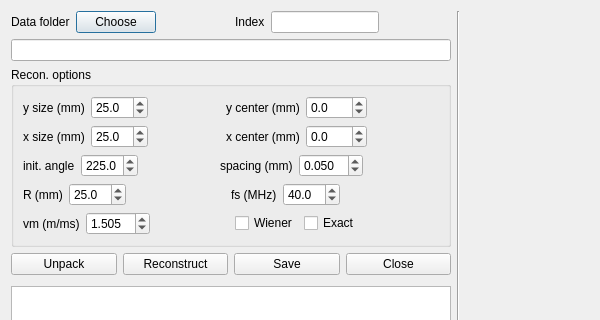
Qt form fieldToolDialog.ui (lirenzhucn/PACT_code_v2) before a commit; both pictures show x 0 to 600 and y 0 to 320 of the 957 by 482 pixel window.
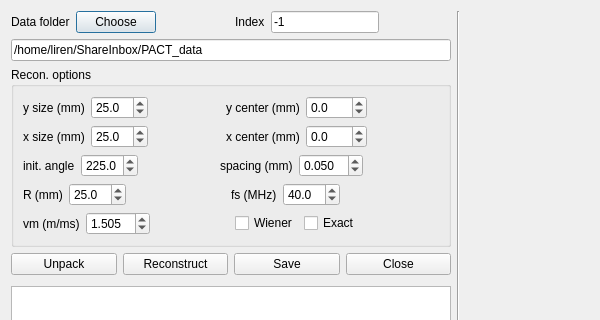
The same form after that commit.

Commit message: Set default values for data folder and index in UI file.

The edit to the form file:
```diff
--- a/fieldToolDialog.ui
+++ b/fieldToolDialog.ui
@@ -55,7 +55,11 @@
           </widget>
          </item>
          <item>
-          <widget class="QLineEdit" name="mEdIndex"/>
+          <widget class="QLineEdit" name="mEdIndex">
+           <property name="text">
+            <string>-1</string>
+           </property>
+          </widget>
          </item>
          <item>
           <spacer name="horizontalSpacer_8">
@@ -73,7 +77,11 @@
         </layout>
        </item>
        <item>
-        <widget class="QLineEdit" name="mEdDataFolder"/>
+        <widget class="QLineEdit" name="mEdDataFolder">
+         <property name="text">
+          <string>/home/liren/ShareInbox/PACT_data</string>
+         </property>
+        </widget>
        </item>
       </layout>
      </item>
```
The commit also changes 1 other file.
